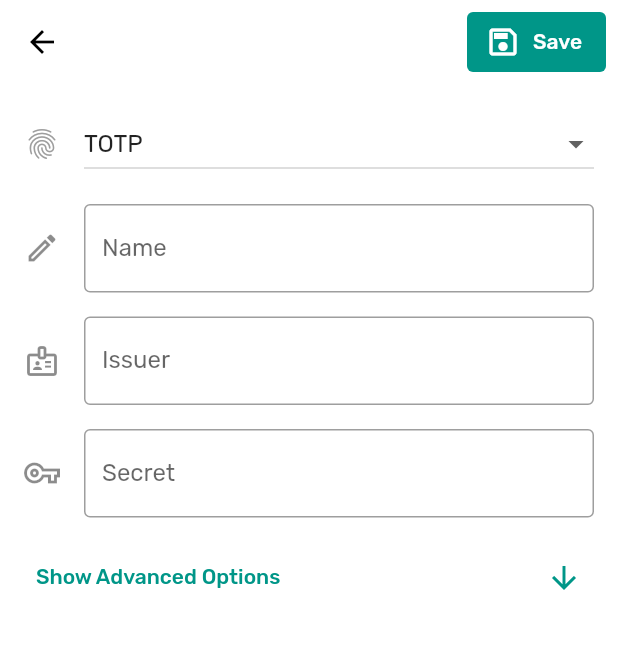
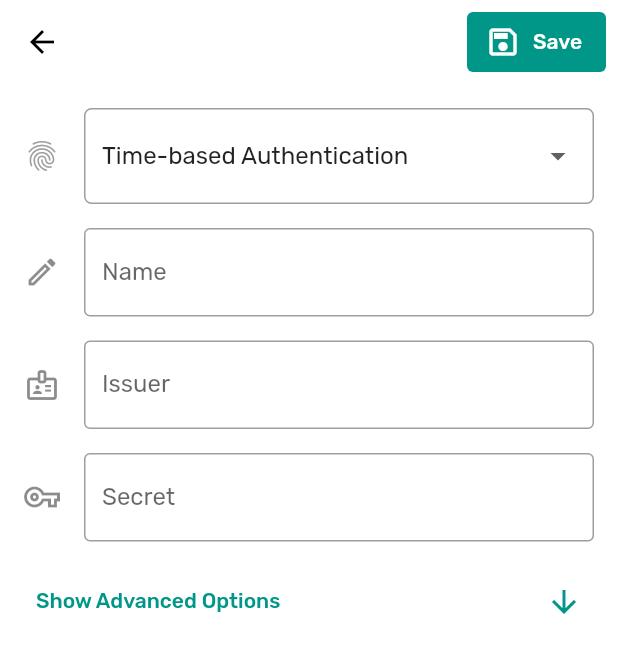
Before and after one commit to icabetong/openauth, a Flutter app: the InputRoute screen opened directly, on a phone screen of 412 x 824 dp. Shown: the top 653 px of the screen. Run offline on Flutter 3.47's test engine with Material 2 defaults, Android fonts, the phone set to English and light mode, and no system bars; our stand-ins replace flutter_secure_storage, hive, hive_flutter, settings_ui, shared_preferences; missing offline and left inert: otp, qr_code_scanner; accounts and stored records are empty; generated files the repository leaves out were written again.

Commit message:
QoL Improvements

```diff
--- a/lib/entry/entry_input_page.dart
+++ b/lib/entry/entry_input_page.dart
@@ -2,6 +2,7 @@ import 'package:flutter/material.dart';
 import 'package:flutter_gen/gen_l10n/translations.dart';
 import 'package:openauth/entry/entry.dart';
 import 'package:openauth/database/notifier.dart';
+import 'package:openauth/shared/custom/dropdown_field.dart';
 import 'package:otp/otp.dart';
 import 'package:provider/provider.dart';
 
@@ -13,6 +14,7 @@ class InputRoute extends StatefulWidget {
 }
 
 class _InputRouteState extends State<InputRoute> {
+  final _formKey = GlobalKey<FormState>();
   final _nameController = TextEditingController();
   final _issuerController = TextEditingController();
   final _secretController = TextEditingController();
@@ -24,6 +26,7 @@ class _InputRouteState extends State<InputRoute> {
   bool _advancedOpen = false;
 
   void _save(Function(Entry) save) {
+    if (_formKey.currentState!.validate()) {
       final name = _nameController.text;
       final issuer = _issuerController.text;
       final secret = _secretController.text;
@@ -34,6 +37,7 @@ class _InputRouteState extends State<InputRoute> {
 
       save(entry);
       Navigator.pop(context);
+    }
   }
 
   @override
@@ -58,59 +62,71 @@ class _InputRouteState extends State<InputRoute> {
           body: SingleChildScrollView(
             child: Padding(
               padding: const EdgeInsets.all(16),
+              child: Form(
+                key: _formKey,
                 child: Column(children: [
                   Row(
                     children: [
-                    const Icon(Icons.fingerprint_outlined, color: Colors.grey),
+                      const Icon(Icons.fingerprint_outlined,
+                          color: Colors.grey),
                       const SizedBox(width: 16),
                       Expanded(
-                      child: DropdownButton<OTPType>(
-                        hint: Text(Translations.of(context)!.field_type),
-                        isExpanded: true,
-                        onChanged: (type) {
-                          setState(() {
-                            if (type != null) {
-                              _type = type;
-                            }
-                          });
-                        },
-                        value: _type,
-                        items: [
-                          DropdownMenuItem(
-                              value: OTPType.totp,
-                              child: Text(
-                                  Translations.of(context)!.otp_type_totp)),
-                          DropdownMenuItem(
-                              value: OTPType.hotp,
-                              child:
-                                  Text(Translations.of(context)!.otp_type_hotp))
+                          child: DropdownInputField<OTPType>(
+                              items: OTPType.values,
+                              labels: [
+                                Translations.of(context)!.otp_type_totp,
+                                Translations.of(context)!.otp_type_hotp
                               ],
-                      ),
-                    ),
+                              onChange: (type) {
+                                setState(() => _type = type);
+                              })),
                     ],
                   ),
                   const SizedBox(height: 16),
-                TextField(
+                  TextFormField(
                     decoration: InputDecoration(
                         border: const OutlineInputBorder(),
                         icon: const Icon(Icons.edit_outlined),
                         labelText: Translations.of(context)!.field_name),
                     controller: _nameController,
+                    validator: (value) {
+                      if (value == null || value.trim().isEmpty) {
+                        return Translations.of(context)!
+                            .error_name_cant_be_empty;
+                      }
+                      return null;
+                    },
                   ),
                   const SizedBox(height: 16),
-                TextField(
+                  TextFormField(
                     decoration: InputDecoration(
                         border: const OutlineInputBorder(),
                         icon: const Icon(Icons.badge_outlined),
                         labelText: Translations.of(context)!.field_issuer),
-                    controller: _issuerController),
+                    controller: _issuerController,
+                    validator: (value) {
+                      if (value == null || value.trim().isEmpty) {
+                        return Translations.of(context)!
+                            .error_issuer_cant_be_empty;
+                      }
+                      return null;
+                    },
+                  ),
                   const SizedBox(height: 16),
-                TextField(
+                  TextFormField(
                     decoration: InputDecoration(
                         border: const OutlineInputBorder(),
                         icon: const Icon(Icons.vpn_key_outlined),
                         labelText: Translations.of(context)!.field_secret),
-                    controller: _secretController),
+                    controller: _secretController,
+                    validator: (value) {
+                      if (value == null || value.trim().isEmpty) {
+                        return Translations.of(context)!
+                            .error_secret_cant_be_empty;
+                      }
+                      return null;
+                    },
+                  ),
                   const SizedBox(height: 16),
                   TextButton(
                     onPressed: () {
@@ -129,6 +145,7 @@ class _InputRouteState extends State<InputRoute> {
                       ],
                     ),
                   ),
+                  const SizedBox(height: 8),
                   AnimatedOpacity(
                       opacity: _advancedOpen ? 1.0 : 0.0,
                       duration: const Duration(milliseconds: 500),
@@ -141,7 +158,9 @@ class _InputRouteState extends State<InputRoute> {
                                   border: const OutlineInputBorder(),
                                   icon: const Icon(Icons.lock_clock_outlined),
                                   labelText:
-                                    Translations.of(context)!.field_period)),
+                                      Translations.of(context)!.field_period,
+                                  suffixText: Translations.of(context)!
+                                      .concat_seconds)),
                           const SizedBox(height: 16),
                           TextField(
                               controller: _lengthController,
@@ -149,40 +168,30 @@ class _InputRouteState extends State<InputRoute> {
                                   border: const OutlineInputBorder(),
                                   icon: const Icon(Icons.password_outlined),
                                   labelText:
-                                    Translations.of(context)!.field_length)),
+                                      Translations.of(context)!.field_length,
+                                  suffixText:
+                                      Translations.of(context)!.concat_digits)),
                           const SizedBox(height: 16),
                           Row(
                             children: [
                               const Icon(Icons.code, color: Colors.grey),
                               const SizedBox(width: 16),
                               Expanded(
-                                child: DropdownButton<Algorithm>(
-                              value: _algorithm,
-                              isExpanded: true,
-                              hint: Text(
-                                  Translations.of(context)!.field_algorithm),
-                              items: [
-                                DropdownMenuItem(
-                                    value: Algorithm.SHA1,
-                                    child: Text(Translations.of(context)!
-                                        .algorithm_type_sha1)),
-                                DropdownMenuItem(
-                                    value: Algorithm.SHA256,
-                                    child: Text(Translations.of(context)!
-                                        .algorithm_type_sha256)),
-                                DropdownMenuItem(
-                                    value: Algorithm.SHA512,
-                                    child: Text(Translations.of(context)!
-                                        .algorithm_type_sha512))
+                                child: DropdownInputField<Algorithm>(
+                                  items: Algorithm.values,
+                                  labels: [
+                                    Translations.of(context)!
+                                        .algorithm_type_sha1,
+                                    Translations.of(context)!
+                                        .algorithm_type_sha256,
+                                    Translations.of(context)!
+                                        .algorithm_type_sha512
                                   ],
-                              onChanged: (algorithm) {
-                                setState(() {
-                                  if (algorithm != null) {
-                                    _algorithm = algorithm;
-                                  }
-                                });
+                                  onChange: (algorithm) {
+                                    setState(() => _algorithm = algorithm);
                                   },
-                            ))
+                                ),
+                              )
                             ],
                           )
                         ]),
@@ -190,6 +199,7 @@ class _InputRouteState extends State<InputRoute> {
                   const SizedBox(height: 16),
                 ]),
               ),
+            ),
           ));
     });
   }
--- a/lib/locales/app_en.arb
+++ b/lib/locales/app_en.arb
@@ -15,9 +15,9 @@
     "field_period": "Period",
     "field_counter": "Counter",
     "field_algorithm": "Algorithm",
-    "field_is_google": "Google Account",
-    "otp_type_totp": "TOTP",
-    "otp_type_hotp": "HOTP",
+    "field_is_google": "Compatibility Mode for Google Accounts",
+    "otp_type_totp": "Time-based Authentication",
+    "otp_type_hotp": "Counter-based Authentication",
     "algorithm_type_sha1": "SHA1",
     "algorithm_type_sha256": "SHA256",
     "algorithm_type_sha512": "SHA512",
@@ -31,6 +31,9 @@
     "button_hide_advanced": "Hide Advanced Options",
     "error_generic": "An error occured",
     "error_code_not_found": "Error Code Not Found",
+    "error_name_cant_be_empty": "Name cannot be empty",
+    "error_issuer_cant_be_empty": "Issuer cannot be empty",
+    "error_secret_cant_be_empty": "Secrets cannot be empty",
     "empty_accounts": "There's nothing here",
     "empty_accounts_subtitle": "Generated OTPs for your accounts are shown here. Tap the button below to add an account.",
     "settings_group_display": "Display",
@@ -44,5 +47,7 @@
     "settings_hide_secrets": "Hide Secrets",
     "settings_hide_secrets_subtitle": "Hide secrets with obscuring characters",
     "settings_access_protection": "Access Protection",
-    "settings_access_protection_subtitle": "Require a PIN to access the app."
+    "settings_access_protection_subtitle": "Require a PIN to access the app.",
+    "concat_seconds": "Seconds",
+    "concat_digits": "Digits"
 }
--- /dev/null
+++ b/lib/shared/custom/dropdown_field.dart
@@ -0,0 +1,65 @@
+import 'package:flutter/material.dart';
+
+class DropdownInputField<T> extends StatefulWidget {
+  const DropdownInputField({
+    Key? key,
+    required this.items,
+    required this.onChange,
+    this.hintText,
+    this.labels,
+  }) : super(key: key);
+
+  final List<T> items;
+  final List<String>? labels;
+  final String? hintText;
+  final Function(T) onChange;
+
+  @override
+  _DropdownInputFieldState createState() => _DropdownInputFieldState<T>();
+}
+
+class _DropdownInputFieldState<T> extends State<DropdownInputField<T>> {
+  T? _selectedValue;
+
+  @override
+  Widget build(BuildContext context) {
+    if (widget.hintText == null) _selectedValue = widget.items.first;
+
+    return FormField<T>(
+      builder: (FormFieldState<T> state) {
+        return InputDecorator(
+          decoration: InputDecoration(
+              errorStyle: TextStyle(
+                  color: Theme.of(context).colorScheme.error, fontSize: 16.0),
+              hintText: widget.hintText,
+              border:
+                  OutlineInputBorder(borderRadius: BorderRadius.circular(5.0))),
+          isEmpty: _selectedValue == null,
+          child: DropdownButtonHideUnderline(
+            child: DropdownButton<T>(
+              value: _selectedValue,
+              isDense: true,
+              onChanged: (T? newValue) {
+                setState(() {
+                  _selectedValue = newValue;
+                  state.didChange(newValue);
+                });
+              },
+              items: widget.items.map((T value) {
+                String label =
+                    widget.labels != null && widget.labels!.isNotEmpty
+                        ? widget.labels![widget.items.indexOf(value)]
+                        : value.toString();
+
+                return DropdownMenuItem<T>(
+                  value: value,
+                  child: Text(label),
+                );
+              }).toList(),
+            ),
+          ),
+        );
+      },
+    );
+  }
+}
```
Also changed, not shown: lib/auth/protection_page.dart (+27 -0 lines). Lines whose indentation alone changed are shown as unchanged.
